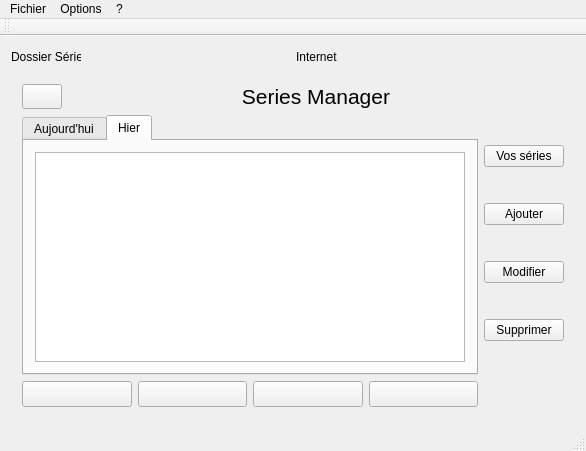
First picture: the form in fenetreprincipale.ui, repository Eranos31/Series_Manager, before the edit.
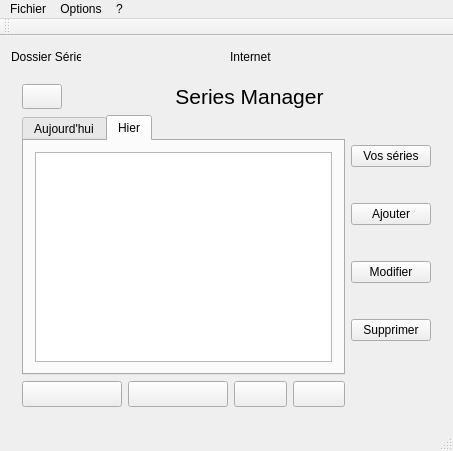
Second picture: the form after the edit. Icons and pictures are not drawn.

What changed in the file:
```diff
--- a/fenetreprincipale.ui
+++ b/fenetreprincipale.ui
@@ -6,7 +6,7 @@
    <rect>
     <x>0</x>
     <y>0</y>
-    <width>586</width>
+    <width>436</width>
     <height>449</height>
    </rect>
   </property>
@@ -1442,7 +1442,7 @@
     <rect>
      <x>0</x>
      <y>0</y>
-     <width>586</width>
+     <width>436</width>
      <height>21</height>
     </rect>
    </property>
```
Left out of the diff: 6 changed lines with no effect on the pictures.
